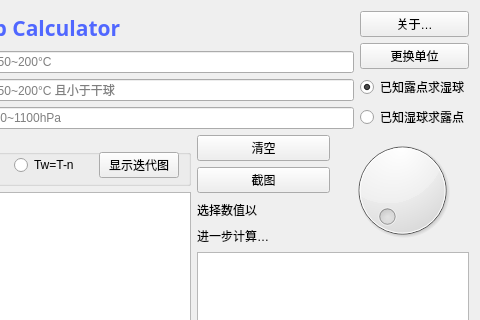
Old version of the form calculator.ui in the repository x1shang/Wetbulb-Calculator; both pictures show x 93 to 573 and y 0 to 320 of the 573 by 571 pixel window.
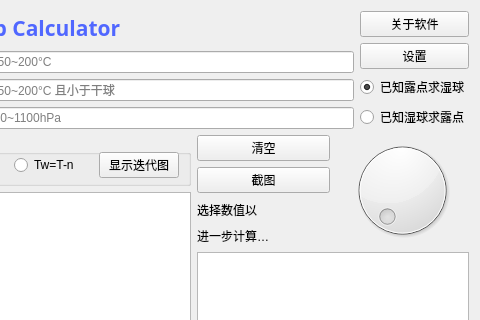
New version of the form.

```diff
--- a/calculator.ui
+++ b/calculator.ui
@@ -125,14 +125,14 @@
        <item>
         <widget class="QPushButton" name="pushButton_4">
          <property name="text">
-          <string>关于…</string>
+          <string>关于软件</string>
          </property>
         </widget>
        </item>
        <item>
         <widget class="QPushButton" name="pushButton_5">
          <property name="text">
-          <string>更换单位</string>
+          <string>设置</string>
          </property>
         </widget>
        </item>
```
